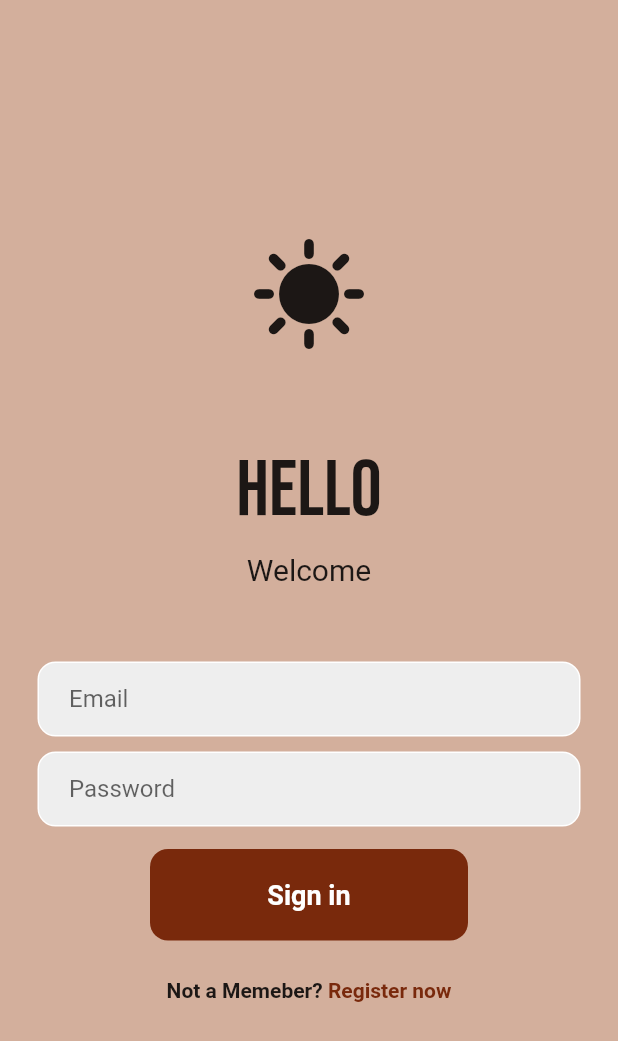
After one commit to dimad2602/WaiterPlus-Flutter-App, a Flutter app: the screen it shows after launch, after a tap on the "login" icon, on a phone screen of 412 x 824 dp. The commit adds this screen. Shown: the top 1041 px of the screen. Run offline on Flutter 3.47's test engine with Material 2 defaults, Android fonts, the phone set to English and light mode, and no system bars; our stand-ins replace cloud_firestore, firebase_core, google_fonts; accounts and stored records are empty.

Commit message:
По новому обращаюсь к БД, создал страницу login_page

```diff
--- a/lib/main.dart
+++ b/lib/main.dart
@@ -1,9 +1,14 @@
 import 'package:flutter/material.dart';
 import 'package:flutter_project2/pages/home.dart';
+import 'package:flutter_project2/pages/login_page.dart';
 import 'package:flutter_project2/pages/main_screen.dart';
+import 'package:firebase_core/firebase_core.dart';
+import 'package:flutter_project2/pages/login_page.dart';
 
 
-void main() {
+void main() async {
+  WidgetsFlutterBinding.ensureInitialized();
+  await Firebase.initializeApp();
   runApp(MaterialApp(
     theme: ThemeData(
       primaryColor: Colors.deepPurpleAccent
@@ -13,6 +18,7 @@ void main() {
     routes: {
       '/': (context) => MainScreen(),
       '/todo': (context) => Home(),
+      '/login_page': (context) => LoginPage(),
     },
   ));
 }
--- a/lib/pages/home.dart
+++ b/lib/pages/home.dart
@@ -13,34 +13,55 @@ class _HomeState extends State<Home> {
   String _addMessage = '';
   List todoList = [];
 
-  void initFirebase() async{
+  List<String> newtodoList = [];
+
+  // Теперь инициализирую в main
+  /*void initFirebase() async{
     WidgetsFlutterBinding.ensureInitialized();
     await Firebase.initializeApp();
-  }
+  }*/
+
+  // Future getTodoId() async {
+  //   await FirebaseFirestore.instance.collection('Deals').orderBy(
+  //       'item', descending: true).get().then(
+  //           (snapshot) => snapshot.docs.forEach(
+  //                   (document){
+  //                     newtodoList.add(document.reference.id);
+  //
+  //                   },
+  //           ),
+  //           );
+  // }
 
   @override
   void initState() {
     super.initState();
 
-    initFirebase();
+    // Теперь инициализирую в main
+    // initFirebase();
 
     todoList.addAll(['Морковь', 'Лук', 'Перец', 'Сделать дела']);
   }
 
-  void _menuOpen(){
+  void _menuOpen() {
     Navigator.of(context).push(
-      MaterialPageRoute(builder: (BuildContext context){
+        MaterialPageRoute(builder: (BuildContext context) {
           return Scaffold(
-        appBar: AppBar(title: Text('menu kuku', style: TextStyle(fontSize: 14, color: Colors.white),),), //если поменять класс, то эффект окрытия будет другой
+              appBar: AppBar(title: Text('menu kuku',
+                style: TextStyle(fontSize: 14, color: Colors.white),),),
+              //если поменять класс, то эффект окрытия будет другой
               body: Row(
                 children: [
-            IconButton(onPressed: (){
+                  IconButton(onPressed: () {
                     Navigator.pop(context);
-              Navigator.pushNamedAndRemoveUntil(context, '/', (route) => false);
+                    Navigator.pushNamedAndRemoveUntil(
+                        context, '/', (route) => false);
                   },
-                icon: Icon(Icons.backspace_rounded, size: 30, color: Colors.green[400],)),
+                      icon: Icon(Icons.backspace_rounded, size: 30,
+                        color: Colors.green[400],)),
                   Padding(padding: EdgeInsets.only(left: 40)),
-            Text('menu kek', style: TextStyle(fontSize: 14, color: Colors.black),)
+                  Text('menu kek',
+                    style: TextStyle(fontSize: 14, color: Colors.black),)
                 ],
               )
           );
@@ -62,7 +83,7 @@ class _HomeState extends State<Home> {
       body: StreamBuilder( //<QuerySnapshot<Map<String, dynamic>>> ставиться после StreamBuilder
         stream: FirebaseFirestore.instance.collection('Deals').snapshots(),
         builder: (BuildContext context, AsyncSnapshot<QuerySnapshot> snapshot) {
-          if(!snapshot.hasData) {
+          if (!snapshot.hasData) {
             return const Center(
               child: //Text('123132')
               CircularProgressIndicator(),
@@ -83,14 +104,16 @@ class _HomeState extends State<Home> {
                   Key(snapshot.data!.docs[index].id),
                   child: Card(
                     child: ListTile(
-                        title: Text(snapshot.data!.docs[index].get('item')), //Text(todoList[index]),
+                      title: Text(snapshot.data!.docs[index].get('item')),
+                      //Text(todoList[index]),
                       trailing: IconButton(
                         icon: Icon(
                           Icons.delete_forever_outlined,
                           color: Colors.red[700],
                         ),
                         onPressed: () {
-                            FirebaseFirestore.instance.collection('Deals').doc(snapshot.data!.docs[index].id).delete();
+                          FirebaseFirestore.instance.collection('Deals').doc(
+                              snapshot.data!.docs[index].id).delete();
                           // setState(() {
                           //   todoList.removeAt(index);
                           // });
@@ -100,7 +123,8 @@ class _HomeState extends State<Home> {
                   ),
                   onDismissed: (direction) {
                     //if(direction == DismissDirection.endToStart)
-                      FirebaseFirestore.instance.collection('Deals').doc(snapshot.data!.docs[index].id).delete();
+                    FirebaseFirestore.instance.collection('Deals').doc(
+                        snapshot.data!.docs[index].id).delete();
                     // setState(() {
                     //   todoList.removeAt(index);
                     // });
@@ -109,7 +133,6 @@ class _HomeState extends State<Home> {
                 );
               });
         },
-
       ),
       /*ListView.builder(
           itemCount: todoList.length,
@@ -164,8 +187,8 @@ class _HomeState extends State<Home> {
                     ElevatedButton(
                         onPressed: () {
                           if (_addMessage != '') {
-
-                            FirebaseFirestore.instance.collection('Deals').add({'item': _addMessage});
+                            FirebaseFirestore.instance.collection('Deals').add(
+                                {'item': _addMessage});
                             /*setState(() {
                               todoList.add(_addMessage);
                             }
--- /dev/null
+++ b/lib/pages/login_page.dart
@@ -0,0 +1,130 @@
+import 'package:flutter/material.dart';
+import 'package:google_fonts/google_fonts.dart';
+
+class LoginPage extends StatefulWidget {
+  const LoginPage({Key? key}) : super(key: key);
+
+  @override
+  State<LoginPage> createState() => _LoginPageState();
+}
+
+class _LoginPageState extends State<LoginPage> {
+  // static const color = const Color(0xFFD3AF9C);
+  @override
+  Widget build(BuildContext context) {
+    return Scaffold(
+      backgroundColor: Color(0xFFD3AF9C),
+      body: SafeArea(
+        child: Center(
+          child: Column(
+            mainAxisAlignment: MainAxisAlignment.center,
+            children: [
+              Icon(Icons.sunny,
+              size: 80,),
+              SizedBox(height: 60),
+              // Hello Text
+              Text(
+                'Hello',
+                //Какие шрифты используем?
+                style: GoogleFonts.bebasNeue(
+                  fontSize: 52,
+                ),
+                // TextStyle(fontWeight: FontWeight.bold, fontSize: 36),
+              ),
+              SizedBox(height: 10),
+              Text(
+                'Welcome',
+                style: TextStyle(fontSize: 20),
+              ),
+              SizedBox(height: 50),
+              // email textfield
+              Padding(
+                padding: const EdgeInsets.symmetric(horizontal: 25.0),
+                child: Container(
+                  decoration: BoxDecoration(
+                      //Хочеться ещё цвет кастомный
+                      color: Colors.grey[200],
+                      border: Border.all(color: Colors.white),
+                      borderRadius: BorderRadius.circular(12)),
+                  child: const Padding(
+                    padding: EdgeInsets.only(left: 20.0),
+                    child: TextField(
+                      decoration: InputDecoration(
+                        border: InputBorder.none,
+                        hintText: 'Email',
+                      ),
+                    ),
+                  ),
+                ),
+              ),
+              SizedBox(height: 10),
+
+              // password textfield
+              Padding(
+                padding: const EdgeInsets.symmetric(horizontal: 25.0),
+                child: Container(
+                  decoration: BoxDecoration(
+                      //Хочеться ещё цвет кастомный
+                      color: Colors.grey[200],
+                      border: Border.all(color: Colors.white),
+                      borderRadius: BorderRadius.circular(12)),
+                  child: const Padding(
+                    padding: EdgeInsets.only(left: 20.0),
+                    child: TextField(
+                      obscureText: true,
+                      decoration: InputDecoration(
+                        border: InputBorder.none,
+                        hintText: 'Password',
+                      ),
+                    ),
+                  ),
+                ),
+              ),
+              SizedBox(height: 15),
+
+              // sign in button
+              Padding(
+                padding: const EdgeInsets.symmetric(horizontal: 100.0),
+                child: Container(
+                  padding: EdgeInsets.all(20),
+                  decoration: BoxDecoration(
+                    color: Color(0xFF79290C),
+                    borderRadius: BorderRadius.circular(12),
+                  ),
+                  child: const Center(
+                    child: Text('Sign in',
+                        style: TextStyle(
+                            color: Colors.white,
+                            fontWeight: FontWeight.bold,
+                            fontSize: 18)),
+                  ),
+                ),
+              ),
+              SizedBox(height: 25),
+
+              // not a meember? register now button
+              const Row(
+                mainAxisAlignment: MainAxisAlignment.center,
+                children: [
+                  Text(
+                    'Not a Memeber?',
+                    style: TextStyle(
+                      fontWeight: FontWeight.bold,
+                    ),
+                  ),
+                  Text(
+                    ' Register now',
+                    style: TextStyle(
+                      color: Color(0xFF79290C),
+                      fontWeight: FontWeight.bold,
+                    ),
+                  ),
+                ],
+              ),
+            ],
+          ),
+        ),
+      ),
+    );
+  }
+}
--- a/lib/pages/main_screen.dart
+++ b/lib/pages/main_screen.dart
@@ -30,7 +30,15 @@ class MainScreen extends StatelessWidget {
                   Icons.note_alt_rounded,
                   color: Colors.lightBlueAccent,
                   size: 40,
-                ))
+                )),
+            ElevatedButton(onPressed: (){
+              Navigator.pushNamed(context, '/login_page');
+            }, child:
+            const Icon(
+              Icons.login,
+              color: Colors.tealAccent,
+              size: 40,
+            )),
           ],
         ));
   }
--- a/pubspec.yaml
+++ b/pubspec.yaml
@@ -28,15 +28,16 @@ environment:
 # the latest version available on pub.dev. To see which dependencies have newer
 # versions available, run `flutter pub outdated`.
 dependencies:
+  flutter:
+    sdk: flutter
   cloud_firestore:
   firebase_core:
-  flutter:
-    sdk: flutter
 
 
   # The following adds the Cupertino Icons font to your application.
   # Use with the CupertinoIcons class for iOS style icons.
   cupertino_icons: ^1.0.2
+  google_fonts:
 
 dev_dependencies:
   flutter_test:
```
Also changed, not shown: pubspec.lock, 1 other file. Lines whose indentation alone changed are shown as unchanged.
